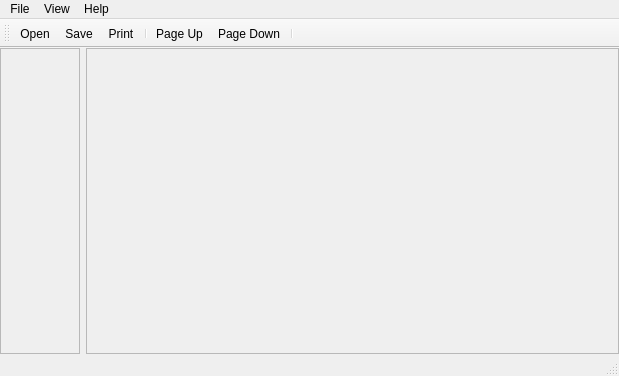
First picture: the form in Window.ui, repository ailinwang/qt-gsview, before the edit.
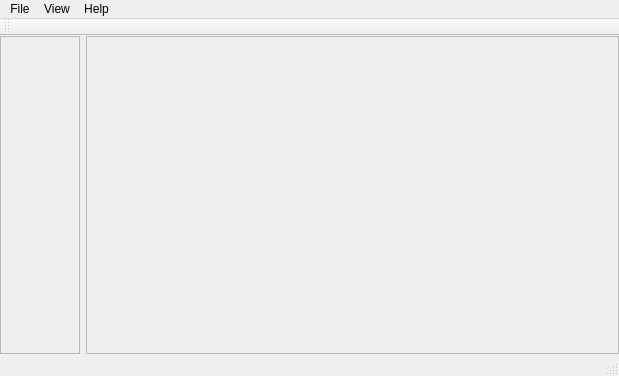
Second picture: the form after the edit. Icons and pictures are not drawn.

Commit message: must construct the toolbar in code, so we can control the order of items.

Patch:
```diff
--- a/Window.ui
+++ b/Window.ui
@@ -89,7 +89,7 @@
             <x>0</x>
             <y>0</y>
             <width>78</width>
-            <height>295</height>
+            <height>318</height>
            </rect>
           </property>
          </widget>
@@ -115,7 +115,7 @@
             <x>0</x>
             <y>0</y>
             <width>527</width>
-            <height>295</height>
+            <height>318</height>
            </rect>
           </property>
          </widget>
@@ -196,13 +196,6 @@
    <attribute name="toolBarBreak">
     <bool>false</bool>
    </attribute>
-   <addaction name="actionOpen"/>
-   <addaction name="actionSave"/>
-   <addaction name="actionPrint"/>
-   <addaction name="separator"/>
-   <addaction name="actionPage_Up"/>
-   <addaction name="actionPage_Down"/>
-   <addaction name="separator"/>
   </widget>
   <action name="actionOpen">
    <property name="icon">
```
Left out of the diff: 18 changed lines with no effect on the pictures. The commit also changes 7 other files.
